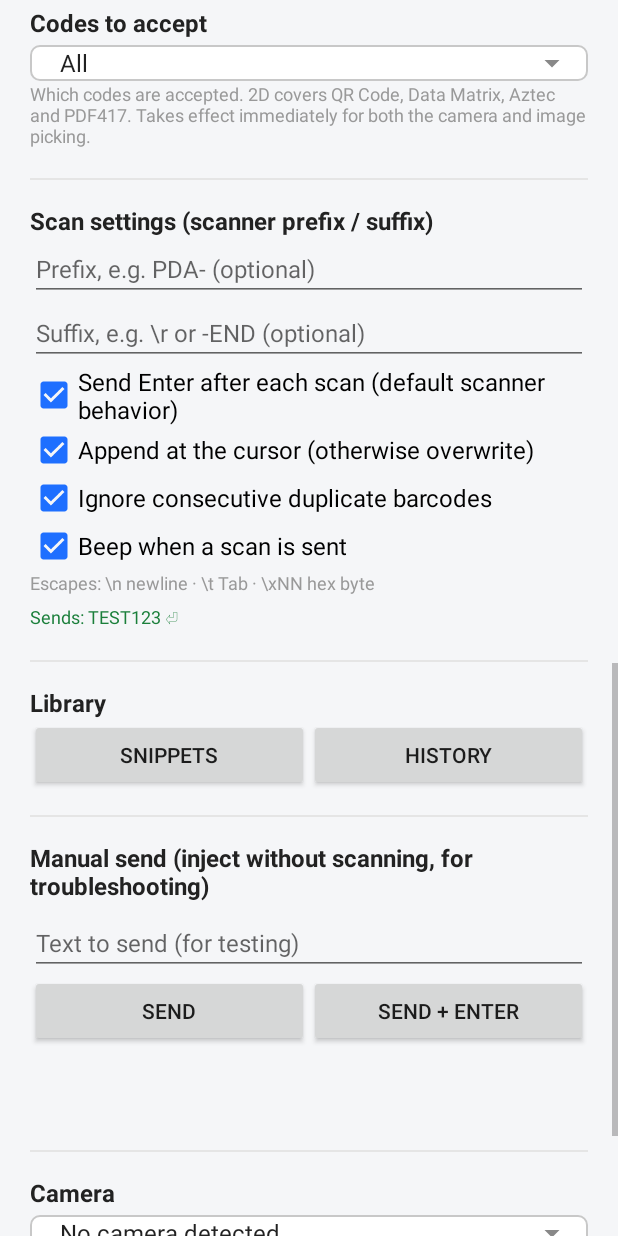
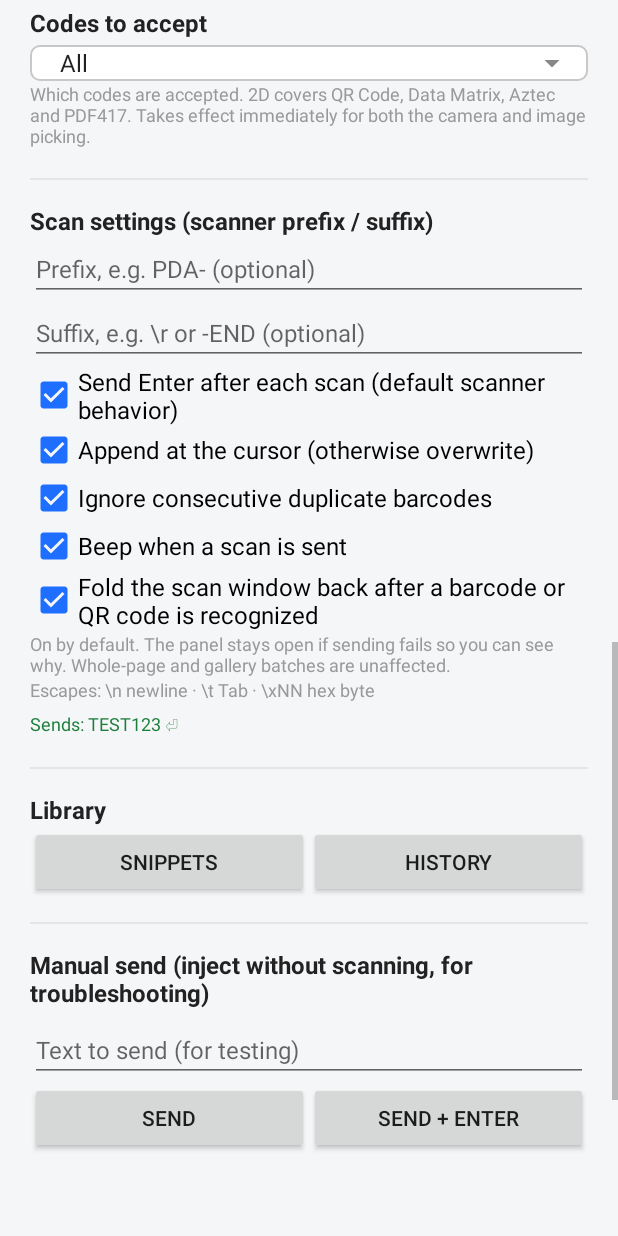
Before and after one commit to ethanleellj/FloatingVirtualScannerGun, an Android app: the screen it shows after launch (MainActivity), scrolled down 1153 dp, on a phone screen of 412 x 824 dp. Run offline under Robolectric (Android 15) with nearby library versions, the phone set to English and light mode, and no system bars; libraries missing offline, so code that uses them is left out: androidx.camera.camera2, androidx.camera.core, androidx.camera.lifecycle, androidx.camera.view, com.google.mlkit.vision and 2 more; 7 statements that could not run were skipped.

Commit message:
新增识别成功后自动折叠扫描窗口开关（默认开）
收银场景扫完即收起，不挡住价格 / 合计区域；连续录入时可关掉保持面板展开。
折叠排在注入成功之后并留 500 ms 看状态行，失败时保持面板以显示原因；
面板自检与整页 / 图库批量不折叠。参数归属配置档，老配置缺字段时回落为开。
同步三语文案、帮助页、README 与需求规格 V1.7。

```diff
--- a/app/src/main/java/com/virtualscanner/gun/MainActivity.java
+++ b/app/src/main/java/com/virtualscanner/gun/MainActivity.java
@@ -63,6 +63,7 @@ public class MainActivity extends AppCompatActivity {
     private CheckBox cbBeep;
     private CheckBox cbAppend;
     private CheckBox cbIgnoreDup;
+    private CheckBox cbAutoCollapse;
     private Spinner spCamera;
     private Spinner spChannel;
     private Spinner spModal;
@@ -123,6 +124,7 @@ public class MainActivity extends AppCompatActivity {
         cbBeep = findViewById(R.id.cbBeep);
         cbAppend = findViewById(R.id.cbAppend);
         cbIgnoreDup = findViewById(R.id.cbIgnoreDup);
+        cbAutoCollapse = findViewById(R.id.cbAutoCollapse);
         spCamera = findViewById(R.id.spCamera);
         spChannel = findViewById(R.id.spChannel);
         spModal = findViewById(R.id.spModal);
@@ -221,6 +223,8 @@ public class MainActivity extends AppCompatActivity {
                 Prefs.setAppendMode(this, isChecked));
         cbIgnoreDup.setOnCheckedChangeListener((buttonView, isChecked) ->
                 Prefs.setIgnoreDup(this, isChecked));
+        cbAutoCollapse.setOnCheckedChangeListener((buttonView, isChecked) ->
+                Prefs.setAutoCollapse(this, isChecked));
         // 提示音是全局设置，不跟配置档走
         cbBeep.setChecked(Prefs.soundEnabled(this));
         cbBeep.setOnCheckedChangeListener((buttonView, isChecked) ->
@@ -306,6 +310,7 @@ public class MainActivity extends AppCompatActivity {
         cbEnter.setChecked(p.enter);
         cbAppend.setChecked(p.appendMode);
         cbIgnoreDup.setChecked(p.ignoreDup);
+        cbAutoCollapse.setChecked(p.autoCollapse);
 
         suppressChannelCallback = true;
         spChannel.setSelection(channelIndex(p.channel));
--- a/app/src/main/java/com/virtualscanner/gun/Prefs.java
+++ b/app/src/main/java/com/virtualscanner/gun/Prefs.java
@@ -110,6 +110,17 @@ public final class Prefs {
         Profiles.save(ctx, p);
     }
 
+    /** 识别成功注入后是否自动折叠面板；归属配置档，默认开。 */
+    public static boolean autoCollapse(Context ctx) {
+        return Profiles.current(ctx).autoCollapse;
+    }
+
+    public static void setAutoCollapse(Context ctx, boolean enabled) {
+        Profile p = Profiles.current(ctx).copy();
+        p.autoCollapse = enabled;
+        Profiles.save(ctx, p);
+    }
+
     /** 选定的摄像头 cameraId；空串 = 系统默认后置。 */
     public static String cameraId(Context ctx) {
         return sp(ctx).getString(KEY_CAMERA_ID, Cameras.DEFAULT);
--- a/app/src/main/java/com/virtualscanner/gun/Profile.java
+++ b/app/src/main/java/com/virtualscanner/gun/Profile.java
@@ -57,6 +57,15 @@ public final class Profile {
     public int channel = CHANNEL_AUTO;
     public int modalPolicy = MODAL_BLOCK;
 
+    /**
+     * 识别并成功注入后是否自动把扫描面板折回悬浮球。
+     *
+     * <p>默认开：收银台上扫一件就收起，不挡住价格 / 合计区域。
+     * 连续录入到记事本 / Excel 时可关掉，面板一直展开不必每次重新点开。
+     * 发送失败时保持展开，让状态行上的失败原因还有机会被看到。
+     */
+    public boolean autoCollapse = true;
+
     public static Profile createDefault() {
         Profile p = new Profile();
         p.id = newId();
@@ -80,6 +89,7 @@ public final class Profile {
         p.ignoreDup = ignoreDup;
         p.channel = channel;
         p.modalPolicy = modalPolicy;
+        p.autoCollapse = autoCollapse;
         return p;
     }
 
@@ -96,6 +106,7 @@ public final class Profile {
             o.put("ignoreDup", ignoreDup);
             o.put("channel", channel);
             o.put("modal", modalPolicy);
+            o.put("autoCollapse", autoCollapse);
         } catch (JSONException ignored) {
             // 全部是基本类型，不会走到这里
         }
@@ -114,6 +125,8 @@ public final class Profile {
         p.ignoreDup = o.optBoolean("ignoreDup", true);
         p.channel = o.optInt("channel", CHANNEL_AUTO);
         p.modalPolicy = o.optInt("modal", MODAL_BLOCK);
+        // 老配置档里没有这个字段：按默认值开，与出厂行为一致
+        p.autoCollapse = o.optBoolean("autoCollapse", true);
         return p;
     }
 }
--- a/app/src/main/res/layout/activity_main.xml
+++ b/app/src/main/res/layout/activity_main.xml
@@ -361,6 +361,20 @@
             android:text="@string/cb_beep"
             android:textSize="16sp" />
 
+        <CheckBox
+            android:id="@+id/cbAutoCollapse"
+            android:layout_width="match_parent"
+            android:layout_height="wrap_content"
+            android:text="@string/cb_auto_collapse"
+            android:textSize="16sp" />
+
+        <TextView
+            android:layout_width="match_parent"
+            android:layout_height="wrap_content"
+            android:text="@string/hint_auto_collapse"
+            android:textColor="#999999"
+            android:textSize="12sp" />
+
         <TextView
             android:layout_width="match_parent"
             android:layout_height="wrap_content"
--- a/app/src/main/res/values/strings.xml
+++ b/app/src/main/res/values/strings.xml
@@ -122,6 +122,8 @@
     <string name="cb_append">Append at the cursor (otherwise overwrite)</string>
     <string name="cb_ignore_dup">Ignore consecutive duplicate barcodes</string>
     <string name="cb_beep">Beep when a scan is sent</string>
+    <string name="cb_auto_collapse">Fold the scan window back after a barcode or QR code is recognized</string>
+    <string name="hint_auto_collapse">On by default. The panel stays open if sending fails so you can see why. Whole-page and gallery batches are unaffected.</string>
     <string name="escape_hint">Escapes: \\n newline · \\t Tab · \\xNN hex byte</string>
     <string name="payload_preview">Sends: %1$s</string>
 
@@ -305,7 +307,7 @@
     <string name="help_s2_title">② Start the overlay, put the cursor in place</string>
     <string name="help_s2_body">Tap \"Start overlay\": a floating ball appears at the screen edge and a persistent notification shows up (the camera is running, Android requires it).\n\nSwitch to the app you want to type into — POS screen, notes, Excel — and tap the field to fill.\n\nThis is the step people skip: text always goes to whatever has focus. No cursor in a field, nowhere for the keys to land.</string>
     <string name="help_s3_title">③ Open the panel, aim at the barcode</string>
-    <string name="help_s3_body">Tap the floating ball to expand the panel and put the barcode inside the preview. The status line walks through \"Aim at a barcode\" → \"Detected: …\" → \"OK · accessibility (32 ms)\".\n\nOnce you hear the beep and see OK, move on to the next item.\n\nBall gestures: tap to expand · drag to move · long-press 600 ms to exit.</string>
+    <string name="help_s3_body">Tap the floating ball to expand the panel and put the barcode inside the preview. The status line walks through \"Aim at a barcode\" → \"Detected: …\" → \"OK · accessibility (32 ms)\".\n\nOnce you hear the beep and see OK, move on to the next item. By default the panel folds back to the ball after a successful send — no need to tap Hide. To keep it open for continuous scanning, turn off \"Fold the scan window back after a barcode or QR code is recognized\" on the main screen.\n\nBall gestures: tap to expand · drag to move · long-press 600 ms to exit.</string>
     <string name="help_s4_title">Buttons on the panel</string>
     <string name="help_s4_body">• Image — pick a photo and decode the codes in it; no storage permission, works with screenshots and codes received in chat\n• Scan page — photograph a whole sheet and type every code on it (next section)\n• Test — sends the text from the main screen\'s self-test field through the full chain; first thing to try when debugging\n• Snippets — your saved snippets, tap to send\n• Lens — cycles through the available cameras\n• Exit — stops the service after a confirmation\n\nThe title bar can be dragged; tap Collapse to return to the ball.</string>
     <string name="help_s5_title">Why one scan types once</string>
```
Also changed, not shown: app/src/main/java/com/virtualscanner/gun/OverlayService.java (+23 -4 lines), 4 other files.
